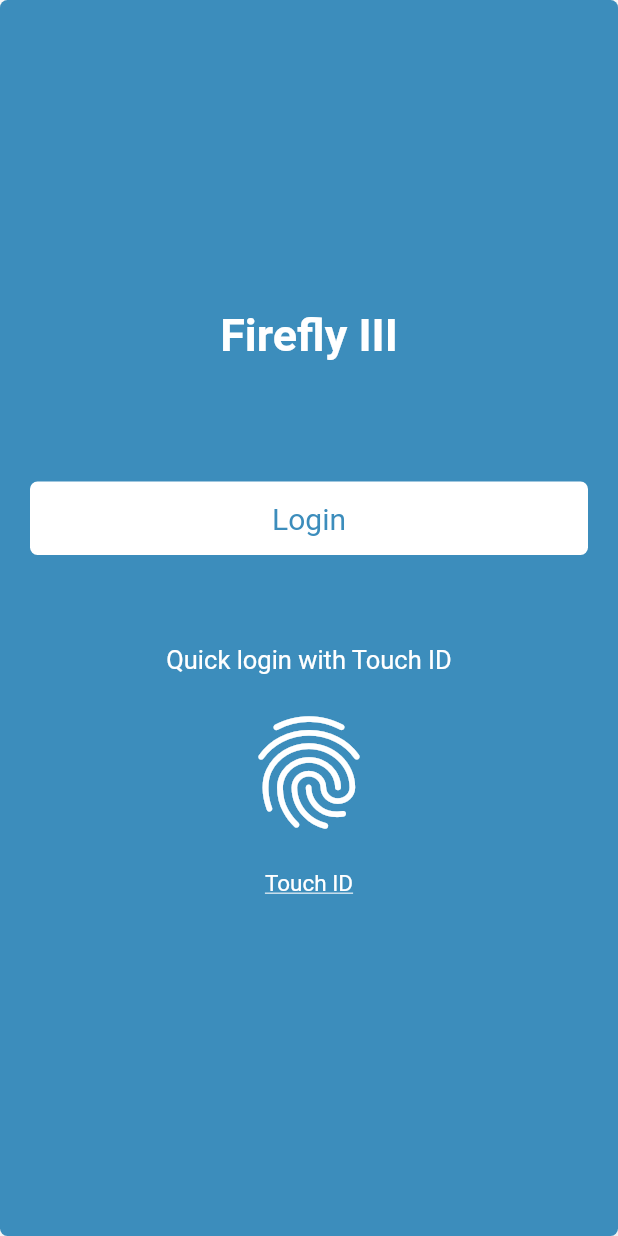
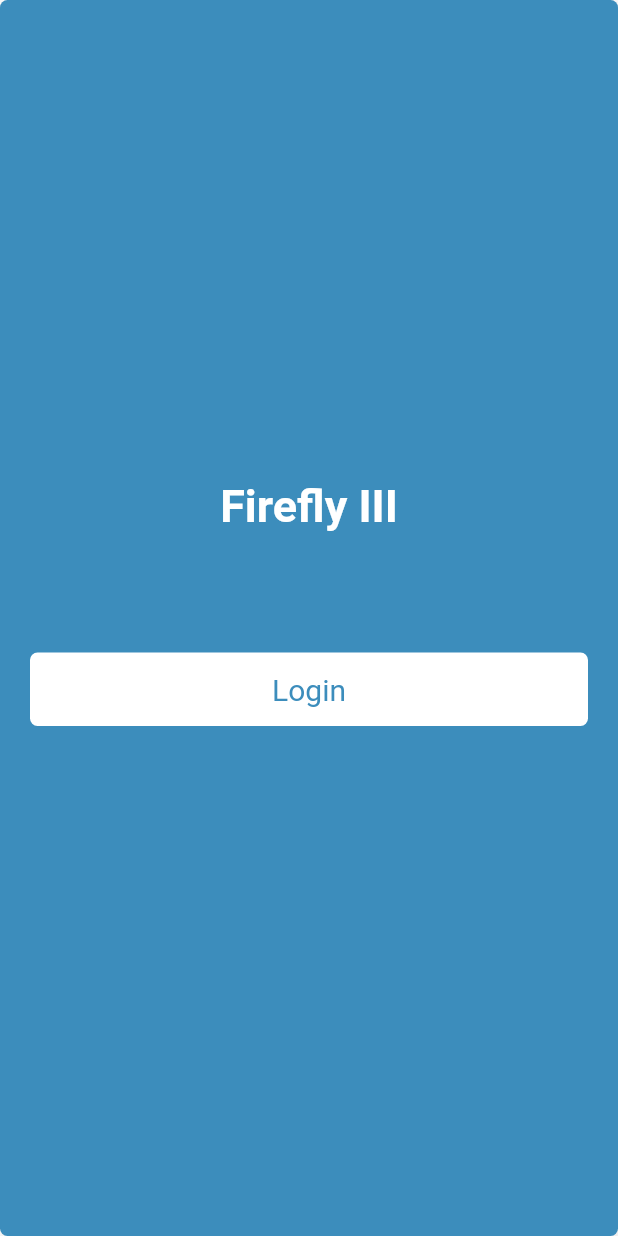
Before and after one commit to Agraphie/fireflyiiiapp, a Flutter app: the screen it shows after launch, on a phone screen of 412 x 824 dp. Run offline on Flutter 3.47's test engine with Material 2 defaults, Android fonts, the phone set to English and light mode, and no system bars; our stand-ins replace chopper, file_picker, flutter_typeahead, freezed_annotation, local_auth, rxdart and 4 more; missing offline and left inert: oauth2; generated files the repository leaves out were written again.

Commit message:
Add biometrics login, upgrade dependencies

```diff
--- a/lib/main.dart
+++ b/lib/main.dart
@@ -1,6 +1,7 @@
 import 'package:fireflyapp/pages/auth/auth_provider.dart';
 import 'package:fireflyapp/pages/home/home_page.dart';
 import 'package:fireflyapp/pages/login/login_page.dart';
+import 'package:fireflyapp/pages/settings/settings_page.dart';
 import 'package:fireflyapp/pages/transaction/edit_transaction_page.dart';
 import 'package:fireflyapp/pages/welcome_page.dart';
 import 'package:flutter/material.dart';
@@ -36,10 +37,8 @@ class MyApp extends StatelessWidget {
         Provider.of<AuthProvider>(context, listen: true);
 
     Widget home = authProvider.isLoggedIn ? HomePage.route : WelcomePage();
-    Map<String, WidgetBuilder> routes = Map.fromEntries([
-      LoginPage.route,
-      EditTransactionPage.route,
-    ]);
+    Map<String, WidgetBuilder> routes = Map.fromEntries(
+        [EditTransactionPage.route, LoginPage.route, SettingsPage.route]);
 
     return MaterialApp(
       title: 'Firefly III',
@@ -53,6 +52,7 @@ class MyApp extends StatelessWidget {
         GlobalWidgetsLocalizations.delegate,
         GlobalCupertinoLocalizations.delegate,
       ],
+      supportedLocales: [const Locale.fromSubtags(languageCode: 'de')],
     );
   }
 }
--- a/lib/pages/accounts/account_provider.dart
+++ b/lib/pages/accounts/account_provider.dart
@@ -13,5 +13,6 @@ class AccountProvider with ChangeNotifier {
 
   void doasd() {
     _accountRepository.loadAllAccounts().listen(print);
+    // _accountRepository.meh();
   }
 }
--- a/lib/pages/welcome_page.dart
+++ b/lib/pages/welcome_page.dart
@@ -1,73 +1,14 @@
+import 'package:fireflyapp/pages/auth/auth_provider.dart';
 import 'package:fireflyapp/pages/login/login_page.dart';
 import 'package:flutter/material.dart';
+import 'package:provider/provider.dart';
 
 class WelcomePage extends StatelessWidget {
-  Widget _loginButton(BuildContext context) {
-    return InkWell(
-      onTap: () {
-        Navigator.pushNamed(context, LoginPage.routeUri);
-      },
-      child: Container(
-        width: MediaQuery.of(context).size.width,
-        padding: const EdgeInsets.symmetric(vertical: 13),
-        alignment: Alignment.center,
-        decoration: BoxDecoration(
-            borderRadius: const BorderRadius.all(Radius.circular(5)),
-            boxShadow: <BoxShadow>[
-              BoxShadow(
-                  color: const Color(0xff3c8dbc).withAlpha(100),
-                  offset: const Offset(2, 4),
-                  blurRadius: 8,
-                  spreadRadius: 2)
-            ],
-            color: Colors.white),
-        child: const Text(
-          'Login',
-          style: TextStyle(fontSize: 20, color: Color(0xff3c8dbc)),
-        ),
-      ),
-    );
-  }
-
-  Widget _label() {
-    return Container(
-        margin: const EdgeInsets.only(top: 40, bottom: 20),
-        child: Column(
-          children: <Widget>[
-            const Text(
-              'Quick login with Touch ID',
-              style: TextStyle(color: Colors.white, fontSize: 17),
-            ),
-            const SizedBox(
-              height: 20,
-            ),
-            Icon(Icons.fingerprint, size: 90, color: Colors.white),
-            const SizedBox(
-              height: 20,
-            ),
-            Text(
-              'Touch ID',
-              style: TextStyle(
-                color: Colors.white,
-                fontSize: 15,
-                decoration: TextDecoration.underline,
-              ),
-            ),
-          ],
-        ));
-  }
-
-  Widget _title() {
-    return Text('Firefly III',
-        style: TextStyle(
-          fontSize: 30,
-          fontWeight: FontWeight.w700,
-          color: Colors.white,
-        ));
-  }
-
   @override
   Widget build(BuildContext context) {
+    AuthProvider authProvider =
+        Provider.of<AuthProvider>(context, listen: false);
+
     return Scaffold(
       body: SingleChildScrollView(
         child: Container(
@@ -98,11 +39,93 @@ class WelcomePage extends StatelessWidget {
               const SizedBox(
                 height: 20,
               ),
-              _label()
+              FutureBuilder<bool>(
+                future: authProvider.fingerprintLoginAvailable(),
+                builder: (BuildContext context, AsyncSnapshot<bool> snapshot) {
+                  if (snapshot.hasError ||
+                      !snapshot.hasData ||
+                      !snapshot.data) {
+                    return Container();
+                  }
+                  _attemptFingerprintLogin(authProvider);
+                  return _buildTouchIdLoginHint(authProvider);
+                },
+              ),
             ],
           ),
         ),
       ),
     );
   }
+
+  Widget _loginButton(BuildContext context) {
+    return InkWell(
+      onTap: () {
+        Navigator.pushNamed(context, LoginPage.routeUri);
+      },
+      child: Container(
+        width: MediaQuery.of(context).size.width,
+        padding: const EdgeInsets.symmetric(vertical: 13),
+        alignment: Alignment.center,
+        decoration: BoxDecoration(
+            borderRadius: const BorderRadius.all(Radius.circular(5)),
+            boxShadow: <BoxShadow>[
+              BoxShadow(
+                  color: const Color(0xff3c8dbc).withAlpha(100),
+                  offset: const Offset(2, 4),
+                  blurRadius: 8,
+                  spreadRadius: 2)
+            ],
+            color: Colors.white),
+        child: const Text(
+          'Login',
+          style: TextStyle(fontSize: 20, color: Color(0xff3c8dbc)),
+        ),
+      ),
+    );
+  }
+
+  Widget _buildTouchIdLoginHint(AuthProvider authProvider) {
+    return GestureDetector(
+      onTap: () => _attemptFingerprintLogin(authProvider),
+      child: Container(
+          margin: const EdgeInsets.only(top: 40, bottom: 20),
+          child: Column(
+            children: <Widget>[
+              const Text(
+                'Quick login with Touch ID',
+                style: TextStyle(color: Colors.white, fontSize: 17),
+              ),
+              const SizedBox(
+                height: 20,
+              ),
+              Icon(Icons.fingerprint, size: 90, color: Colors.white),
+              const SizedBox(
+                height: 20,
+              ),
+              Text(
+                'Touch ID',
+                style: TextStyle(
+                  color: Colors.white,
+                  fontSize: 15,
+                  decoration: TextDecoration.underline,
+                ),
+              ),
+            ],
+          )),
+    );
+  }
+
+  void _attemptFingerprintLogin(AuthProvider authProvider) {
+    authProvider.attemptFingerprintLogin();
+  }
+
+  Widget _title() {
+    return Text('Firefly III',
+        style: TextStyle(
+          fontSize: 30,
+          fontWeight: FontWeight.w700,
+          color: Colors.white,
+        ));
+  }
 }
```
Also changed, not shown: lib/data/src/api/json_type_converter.dart (deleted, +0 -35 lines), lib/pages/auth/auth_provider.dart (+45 -0 lines), lib/pages/home/home_page.dart (+5 -2 lines), lib/pages/settings/settings_page.dart (added, +98 -0 lines), lib/pages/transaction/edit_transaction_page.dart (+8 -7 lines), pubspec.yaml (+16 -14 lines), pubspec.lock, 3 other files.
